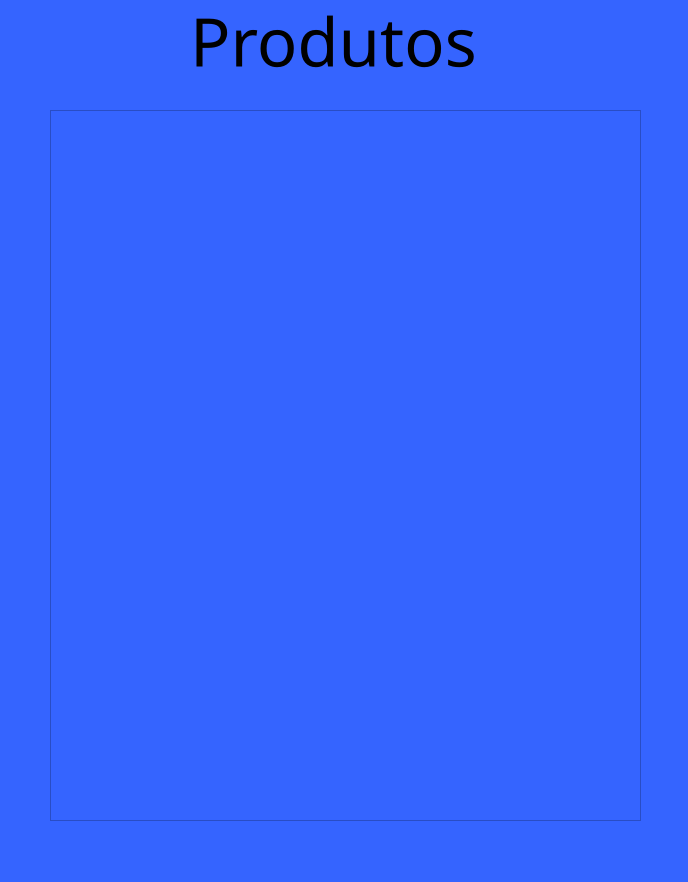
Before: the Qt Designer form SYSTEM CONTROL/list.ui in victorkok/OPE-Oficina-Mecanica, drawn with Qt 5.
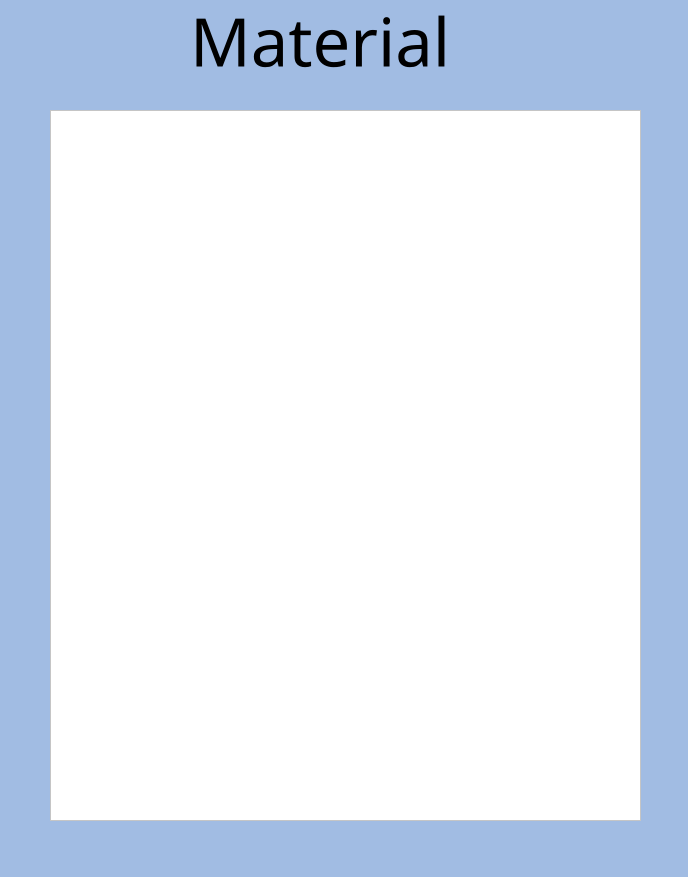
After: the same form once the commit is applied.

```diff
--- a/SYSTEM CONTROL/list.ui
+++ b/SYSTEM CONTROL/list.ui
@@ -7,14 +7,14 @@
     <x>0</x>
     <y>0</y>
     <width>688</width>
-    <height>882</height>
+    <height>877</height>
    </rect>
   </property>
   <property name="windowTitle">
    <string>MainWindow</string>
   </property>
   <property name="styleSheet">
-   <string notr="true">background-color: rgb(53, 100, 255);</string>
+   <string notr="true">background-color: rgb(161, 188, 227);</string>
   </property>
   <widget class="QWidget" name="centralwidget">
    <widget class="QLabel" name="label">
@@ -39,7 +39,7 @@
      <string notr="true">color: rgb(0, 0, 0);</string>
     </property>
     <property name="text">
-     <string>Produtos</string>
+     <string>Material</string>
     </property>
    </widget>
    <widget class="QTableWidget" name="tableWidget">
@@ -51,6 +51,9 @@
       <height>711</height>
      </rect>
     </property>
+    <property name="styleSheet">
+     <string notr="true">background-color: rgb(255, 255, 255);</string>
+    </property>
    </widget>
   </widget>
   <widget class="QMenuBar" name="menubar">
```
